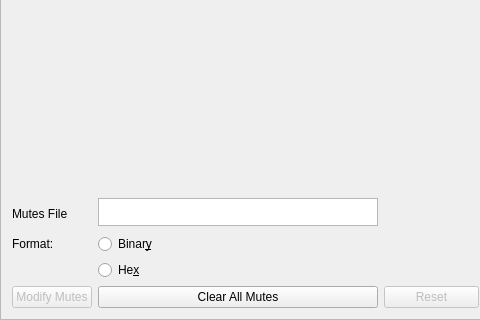
This is seq_qt5/forms/qmutemaster.ui in ahlstromcj/seq66 as Qt 5 draws it before an edit; both pictures show x 0 to 480 and y 246 to 566 of the 933 by 566 pixel window. The edited form follows.
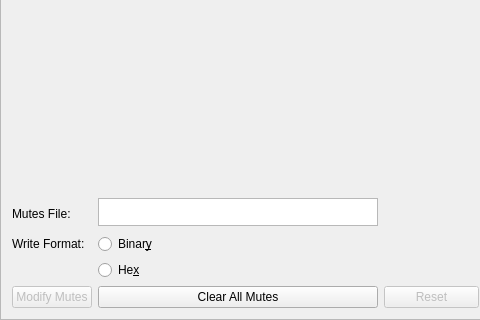
This is the edited form.

Commit message: Mutes and options radio buttons in progress.

What changed in the file:
```diff
--- a/seq_qt5/forms/qmutemaster.ui
+++ b/seq_qt5/forms/qmutemaster.ui
@@ -200,7 +200,7 @@
       </size>
      </property>
      <property name="text">
-      <string>Mutes File</string>
+      <string>Mutes File:</string>
      </property>
     </widget>
    </item>
@@ -217,7 +217,7 @@
    <item row="4" column="0">
     <widget class="QLabel" name="label_2">
      <property name="text">
-      <string>Format:</string>
+      <string>Write Format:</string>
      </property>
     </widget>
    </item>
```
Left out of the diff: 4 changed lines with no effect on the pictures. The commit also changes 7 other files.
